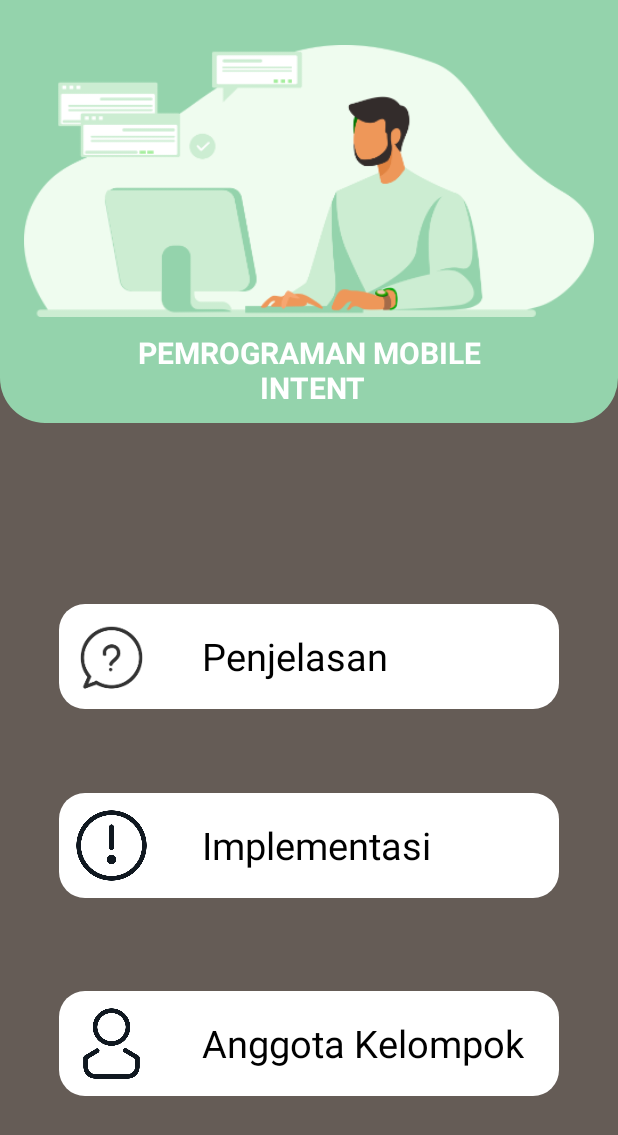
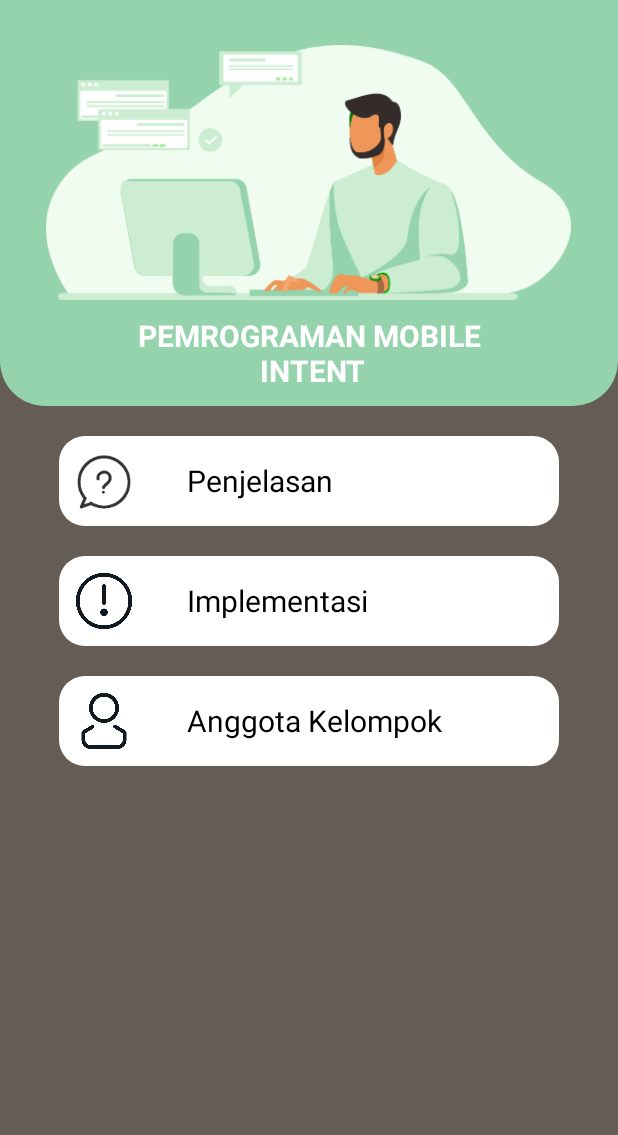
Before and after one commit to rsdiz/tugasintent, an Android app: the screen it shows after launch (Awal), on a phone screen of 412 x 824 dp. Shown: the top 1135 px of the screen. Run offline under Robolectric (Android 15) with nearby library versions, the phone set to English and light mode, and no system bars.

Commit message:
💄: Merubah tampilan
Signed-off-by: Muhammad Rosyid Izzulkhaq <rosyid.iz.rsd@gmail.com>

```diff
--- a/app/src/main/AndroidManifest.xml
+++ b/app/src/main/AndroidManifest.xml
@@ -9,8 +9,8 @@
         android:roundIcon="@mipmap/ic_launcher_round"
         android:supportsRtl="true"
         android:theme="@style/Theme.Tugasintent.NoActionBar">
-        <activity android:name=".activity_form"
-            android:label=""
+        <activity android:name=".Form"
+            android:label=" "
             android:parentActivityName=".Awal"
             android:theme="@style/Theme.Tugasintent" />
         <activity android:name=".DetailAnggota"
--- a/app/src/main/java/com/example/tugasintent/activity_form.kt
+++ b/app/src/main/java/com/example/tugasintent/Form.kt
@@ -7,32 +7,32 @@ import android.widget.EditText
 import android.widget.Toast
 import androidx.appcompat.app.AppCompatActivity
 
-class activity_form : AppCompatActivity() {
-    private lateinit var etNama:EditText
-    private lateinit var etNim:EditText
-    private lateinit var etProdi:EditText
-    private lateinit var etAsal:EditText
-    private lateinit var btnSimpan:Button
+class Form : AppCompatActivity() {
+    private lateinit var etNama: EditText
+    private lateinit var etNim: EditText
+    private lateinit var etProdi: EditText
+    private lateinit var etAsal: EditText
+    private lateinit var btnSimpan: Button
 
     override fun onCreate(savedInstanceState: Bundle?) {
         super.onCreate(savedInstanceState)
         setContentView(R.layout.activity_form)
 
-        //INISIALISASI
+        // INISIALISASI
         etNama = findViewById(R.id.et_nama)
         etNim = findViewById(R.id.et_nim)
         etProdi = findViewById(R.id.et_prodi)
         etAsal = findViewById(R.id.et_asal)
         btnSimpan = findViewById(R.id.btn_simpan)
 
-        //AKSI KETIKA BUTTON DI KLIK
+        // AKSI KETIKA BUTTON DI KLIK
         btnSimpan.setOnClickListener {
-            //CEK EDIT TEXT KOSONG ATAU TIDAK
+            // CEK EDIT TEXT KOSONG ATAU TIDAK
             if (
-                    etNama.text.isNullOrBlank()
-                    or etNim.text.isNullOrBlank()
-                    or etProdi.text.isNullOrBlank()
-                    or etAsal.text.isNullOrBlank()
+                etNama.text.isNullOrBlank()
+                or etNim.text.isNullOrBlank()
+                or etProdi.text.isNullOrBlank()
+                or etAsal.text.isNullOrBlank()
             ) {
                 Toast.makeText(this, "DATA BELUM LENGKAP", Toast.LENGTH_SHORT).show()
             } else {
--- a/app/src/main/res/layout/activity_awal.xml
+++ b/app/src/main/res/layout/activity_awal.xml
@@ -23,8 +23,8 @@
         app:layout_constraintVertical_bias="0">
 
             <ImageView
-                android:layout_width="380dp"
-                android:layout_height="181dp"
+                android:layout_width="350dp"
+                android:layout_height="170dp"
                 android:layout_marginTop="20dp"
                 android:background="@drawable/logo2"/>
 
@@ -43,16 +43,15 @@
     <LinearLayout
         android:id="@+id/linearLayout4"
         android:layout_width="333dp"
-        android:layout_height="70dp"
+        android:layout_height="60dp"
         android:background="@drawable/box_white"
-        app:layout_constraintBottom_toBottomOf="parent"
+        android:layout_marginTop="20dp"
         app:layout_constraintEnd_toEndOf="parent"
         app:layout_constraintStart_toStartOf="parent"
-        app:layout_constraintTop_toTopOf="parent"
-        app:layout_constraintVertical_bias="0.534">
+        app:layout_constraintTop_toBottomOf="@+id/view">
 
         <ImageView
-            android:layout_width="70dp"
+            android:layout_width="60dp"
             android:layout_height="wrap_content"
             android:background="@drawable/iconfinder_faq_6900247"
             android:contentDescription="@string/penjelasan" />
@@ -64,23 +63,22 @@
             android:gravity="center_vertical"
             android:text="@string/penjelasan"
             android:textColor="@color/black"
-            android:textSize="25sp" />
+            android:textSize="20sp" />
     </LinearLayout>
 
     <LinearLayout
+        android:id="@+id/linearLayout3"
         android:layout_width="333dp"
-        android:layout_height="70dp"
+        android:layout_height="60dp"
+        android:layout_marginTop="20dp"
         android:background="@drawable/box_white"
-
-        app:layout_constraintBottom_toBottomOf="parent"
         app:layout_constraintEnd_toEndOf="parent"
         app:layout_constraintStart_toStartOf="parent"
-        app:layout_constraintTop_toTopOf="parent"
-        app:layout_constraintVertical_bias="0.701">
+        app:layout_constraintTop_toBottomOf="@+id/linearLayout4">
 
         <ImageView
-            android:layout_width="50dp"
-            android:layout_height="50dp"
+            android:layout_width="40dp"
+            android:layout_height="40dp"
             android:layout_gravity="center"
             android:layout_marginStart="10dp"
             android:background="@drawable/seru"
@@ -93,24 +91,22 @@
             android:gravity="center_vertical"
             android:text="@string/implementasi"
             android:textColor="@color/black"
-            android:textSize="25sp" />
+            android:textSize="20sp" />
 
     </LinearLayout>
 
     <LinearLayout
         android:layout_width="333dp"
-        android:layout_height="70dp"
+        android:layout_height="60dp"
         android:background="@drawable/box_white"
-
-        app:layout_constraintBottom_toBottomOf="parent"
+        android:layout_marginTop="20dp"
         app:layout_constraintEnd_toEndOf="parent"
         app:layout_constraintStart_toStartOf="parent"
-        app:layout_constraintTop_toTopOf="parent"
-        app:layout_constraintVertical_bias="0.876">
+        app:layout_constraintTop_toBottomOf="@+id/linearLayout3">
 
         <ImageView
-            android:layout_width="50dp"
-            android:layout_height="50dp"
+            android:layout_width="40dp"
+            android:layout_height="40dp"
             android:layout_gravity="center"
             android:layout_marginStart="10dp"
             android:background="@drawable/orang"
@@ -123,7 +119,7 @@
             android:gravity="center_vertical"
             android:text="@string/angkel"
             android:textColor="@color/black"
-            android:textSize="25sp" />
+            android:textSize="20sp" />
 
     </LinearLayout>
 
--- a/app/src/main/res/layout/activity_form.xml
+++ b/app/src/main/res/layout/activity_form.xml
@@ -5,12 +5,12 @@
     android:layout_width="match_parent"
     android:layout_height="match_parent"
     android:background="@color/bg_dasar"
-    tools:context=".activity_form">
+    tools:context=".Form">
 
     <View
         android:id="@+id/view2"
         android:layout_width="match_parent"
-        android:layout_height="560dp"
+        android:layout_height="500dp"
         android:background="@drawable/bg_coklat"
         app:layout_constraintBottom_toBottomOf="parent"
         tools:layout_editor_absoluteX="162dp" />
@@ -45,7 +45,7 @@
 
     <LinearLayout
         android:layout_width="333dp"
-        android:layout_height="450dp"
+        android:layout_height="420dp"
         android:layout_marginBottom="20dp"
         android:background="@drawable/box_white"
         android:orientation="vertical"
```
